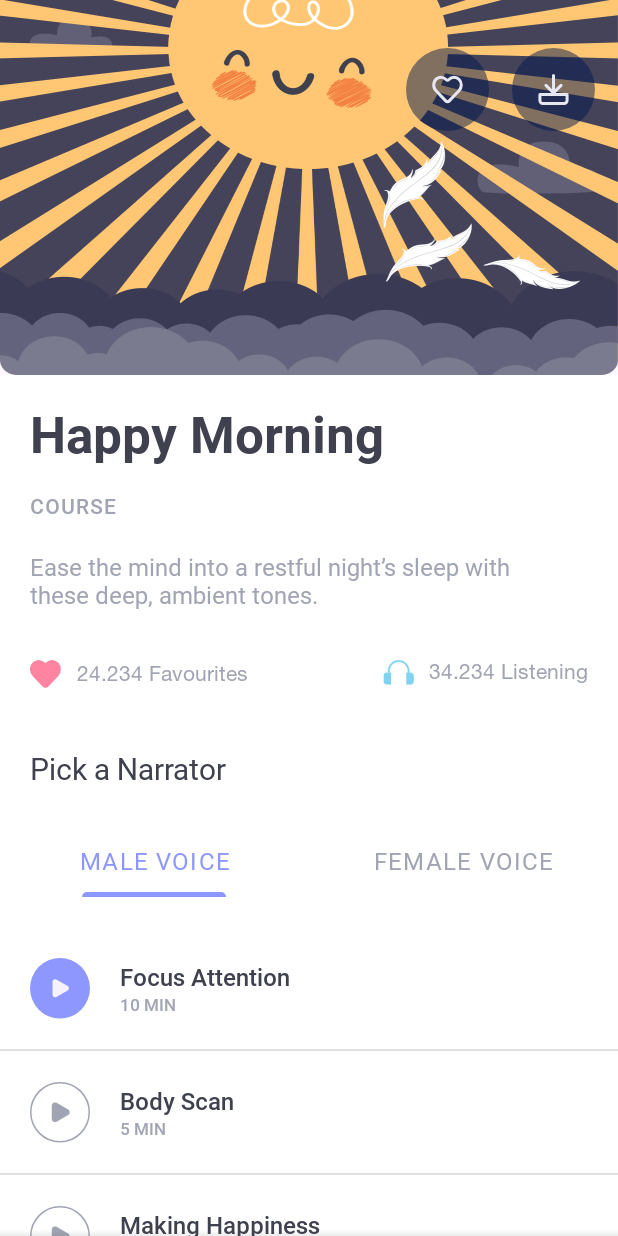
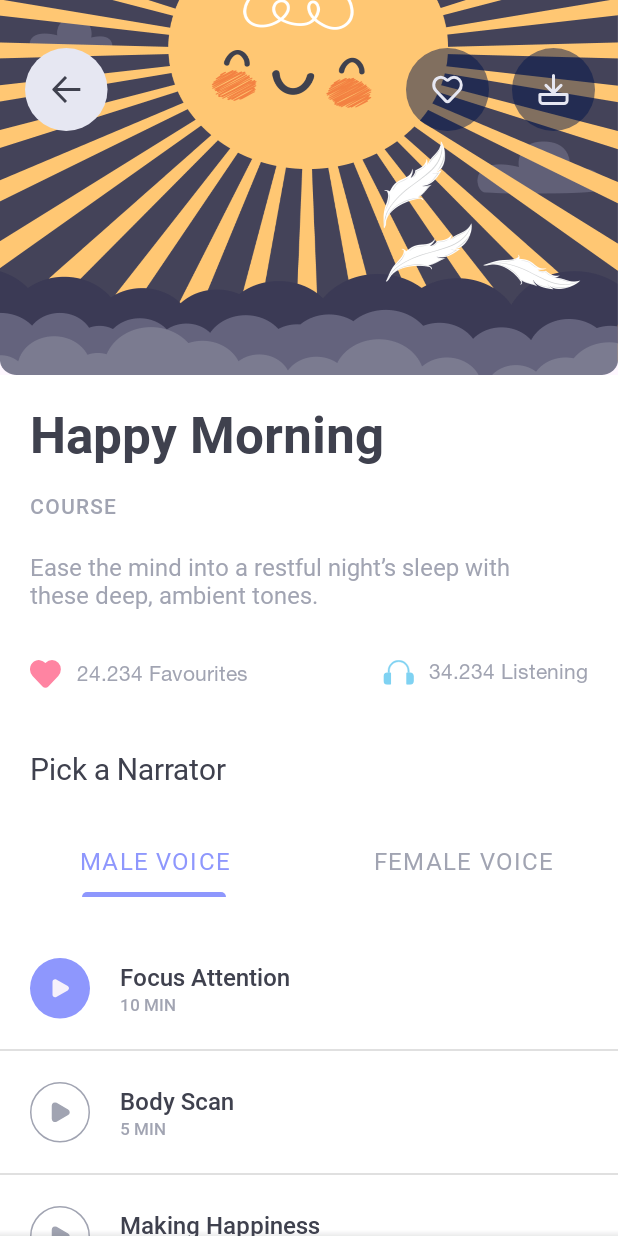
Before and after one commit to Lvntt/SilentMoon, an Android app: the fragment CourseDetailsFragment placed in its activity, on a phone screen of 412 x 824 dp. Run offline under Robolectric (Android 15) with nearby library versions, the phone set to English and light mode, and no system bars.

Commit message:
add buttons onclick on course details

```diff
--- /dev/null
+++ b/app/src/main/res/drawable/ic_back_button.xml
@@ -0,0 +1,12 @@
+<vector xmlns:android="http://schemas.android.com/apk/res/android"
+    android:width="56dp"
+    android:height="55dp"
+    android:viewportWidth="56"
+    android:viewportHeight="55">
+  <path
+      android:pathData="M28.189,55L28.189,55A27.5,27.5 0,0 1,0.689 27.5L0.689,27.5A27.5,27.5 0,0 1,28.189 0L28.189,0A27.5,27.5 0,0 1,55.689 27.5L55.689,27.5A27.5,27.5 0,0 1,28.189 55z"
+      android:fillColor="#E6E7F2"/>
+  <path
+      android:pathData="M37.539,28.5L22.262,28.5L28.674,35.089L27.298,36.5L19.067,28.067C18.764,27.756 18.764,27.256 19.067,26.944L27.298,18.5L28.674,19.911L22.262,26.5L37.539,26.5L37.539,27.5L37.539,28.5Z"
+      android:fillColor="#3F414E"/>
+</vector>
--- a/app/src/main/res/layout/fragment_course_details.xml
+++ b/app/src/main/res/layout/fragment_course_details.xml
@@ -34,6 +34,15 @@
                     android:layout_height="wrap_content">
 
                     <ImageView
+                        android:id="@+id/backButton"
+                        android:layout_width="wrap_content"
+                        android:layout_height="wrap_content"
+                        android:src="@drawable/ic_back_button"
+                        app:layout_constraintBottom_toBottomOf="parent"
+                        app:layout_constraintStart_toStartOf="parent"
+                        android:contentDescription="@string/goBack" />
+
+                    <ImageView
                         android:id="@+id/downloadButton"
                         android:layout_width="wrap_content"
                         android:layout_height="wrap_content"
@@ -46,6 +55,7 @@
                         app:layout_constraintTop_toTopOf="parent" />
 
                     <ImageView
+                        android:id="@+id/likeButton"
                         android:layout_width="wrap_content"
                         android:layout_height="wrap_content"
                         android:layout_marginTop="@dimen/padding_32"
--- a/app/src/main/res/values/strings.xml
+++ b/app/src/main/res/values/strings.xml
@@ -88,5 +88,8 @@
     <string name="playAudio">Play audio</string>
     <string name="likeCourse">Like course</string>
     <string name="downloadCourse">Download course</string>
+    <string name="goBack">Go back</string>
+    <string name="courseSaveToFavourites">The course was saved to favorites!</string>
+    <string name="courseDownload">The course was downloaded!</string>
 
 </resources>
```
Also changed, not shown: app/src/main/java/dev/lantt/silentmoon/presentation/fragments/CourseDetailsFragment.kt (+22 -0 lines).
